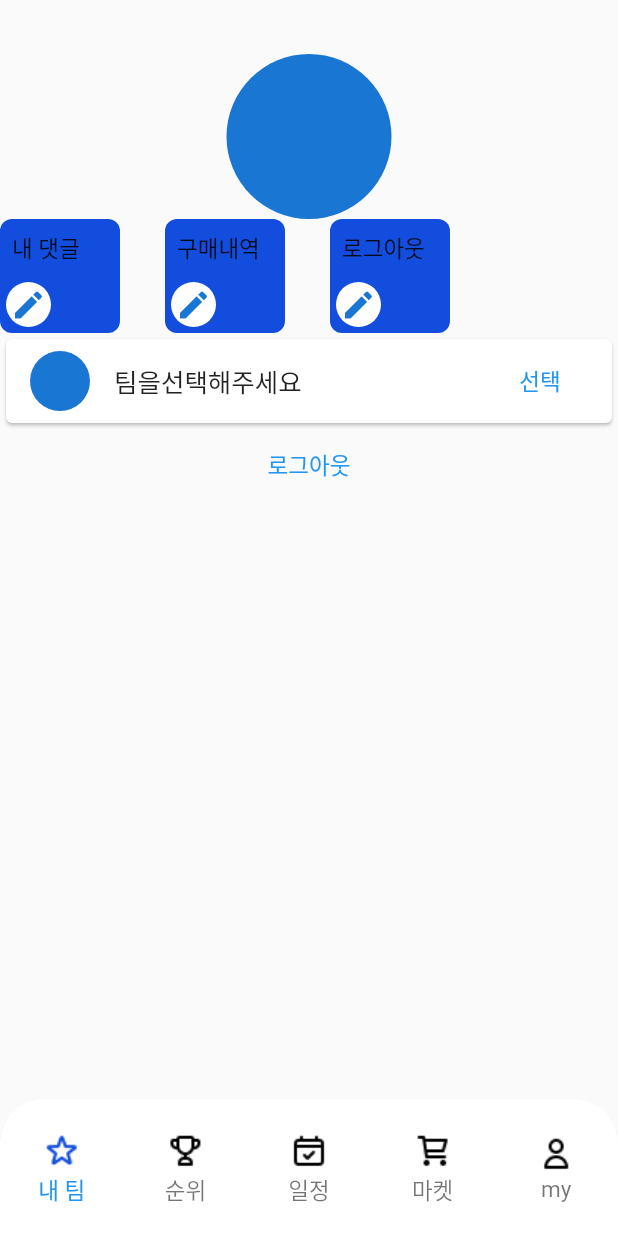
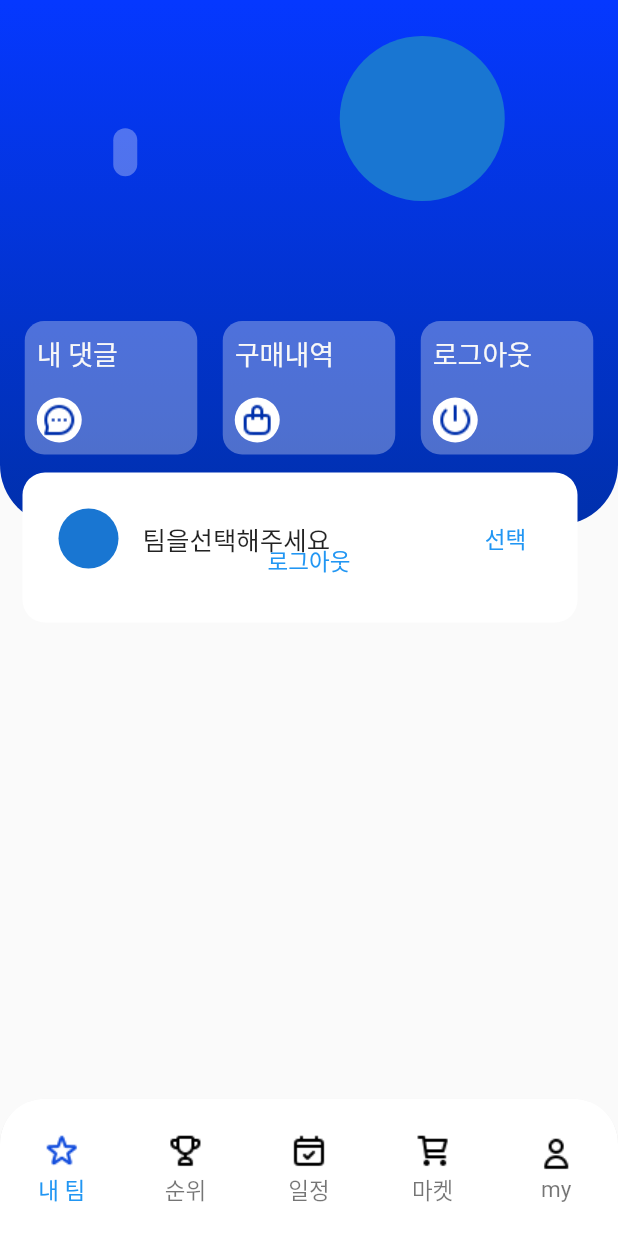
Before and after one commit to sfac-flutter-team/sfac_project, a Flutter app: the screen it shows once a user with an empty profile is signed in, swiped to page 5, on a phone screen of 412 x 824 dp. Run offline on Flutter 3.47's test engine with Material 2 defaults, Android fonts, the phone set to English and light mode, and no system bars; our stand-ins replace cloud_firestore, firebase_auth, firebase_core, firebase_storage, flutter_dotenv, get and 3 more; accounts and stored records are empty; network calls fail; Roboto replaces fonts that are missing (PretendardSemiBold); statements that could not run were skipped.

Commit message:
랭킹 스크린

```diff
--- a/lib/view/screen/my_info_screen.dart
+++ b/lib/view/screen/my_info_screen.dart
@@ -4,6 +4,7 @@ import 'package:get/get.dart';
 import 'package:sfac_project/model/myInfo.dart';
 import 'package:sfac_project/util/app_color.dart';
 import 'package:sfac_project/util/app_text_style.dart';
+import 'package:sfac_project/view/widget/app_bottom_sheets.dart';
 
 import '../../controller/my_info_controller.dart';
 
@@ -13,9 +14,45 @@ class MyInfoScreen extends GetView<MyInfoController> {
 
   @override
   Widget build(BuildContext context) {
-    return Column(crossAxisAlignment: CrossAxisAlignment.center, children: [
-      Text(controller.user.value.displayName!),
-      Text(controller.user.value.email!),
+    return SafeArea(
+      child: Column(crossAxisAlignment: CrossAxisAlignment.center, children: [
+        Stack(clipBehavior: Clip.none, children: [
+          Container(
+            decoration: const BoxDecoration(
+                gradient: AppColor.lineargradient,
+                borderRadius: BorderRadius.only(
+                    bottomLeft: Radius.circular(40),
+                    bottomRight: Radius.circular(40))),
+            height: 350,
+            child: Padding(
+              padding: const EdgeInsets.fromLTRB(8, 24, 8, 24),
+              child: Column(
+                children: [
+                  Row(
+                    mainAxisAlignment: MainAxisAlignment.spaceAround,
+                    children: [
+                      Column(
+                        crossAxisAlignment: CrossAxisAlignment.start,
+                        children: [
+                          Text(controller.user.value.displayName!,
+                              style: AppTextStyle.hKorPreSemiBold28),
+                          const SizedBox(
+                            height: 12,
+                          ),
+                          Container(
+                              decoration: BoxDecoration(
+                                  borderRadius: BorderRadius.circular(20),
+                                  color: AppColor.white.withOpacity(0.3)),
+                              child: Padding(
+                                padding: const EdgeInsets.all(8.0),
+                                child: Text(
+                                  controller.user.value.email!,
+                                  style: AppTextStyle.bKorPreRegular14(
+                                      color: AppColor.darkWhite),
+                                ),
+                              )),
+                        ],
+                      ),
                       GestureDetector(
                         onTap: controller.openBottomSheet,
                         child: Obx(
@@ -27,114 +64,151 @@ class MyInfoScreen extends GetView<MyInfoController> {
                           ),
                         ),
                       ),
+                    ],
+                  ),
+                  const SizedBox(
+                    height: 80,
+                  ),
+                  //내 댓글, 구매내역, 로그아웃
                   Row(
+                    mainAxisAlignment: MainAxisAlignment.spaceAround,
                     children: [
                       Container(
-            width: 80,
+                        width: 115,
                         decoration: BoxDecoration(
-                borderRadius: BorderRadius.circular(8),
-                color: AppColor.mainBlue),
+                            borderRadius: BorderRadius.circular(13),
+                            color: AppColor.white.withOpacity(0.3)),
                         child: Column(
                           crossAxisAlignment: CrossAxisAlignment.start,
                           children: [
                             Padding(
                               padding: const EdgeInsets.all(8.0),
-                  child: Text("내 댓글"),
+                              child: Text("내 댓글",
+                                  style: AppTextStyle.hKorPreSemiBold18(
+                                      color: AppColor.darkWhite)),
                             ),
                             Padding(
-                  padding: const EdgeInsets.all(4),
+                              padding: const EdgeInsets.fromLTRB(8, 8, 0, 8),
                               child: CircleAvatar(
                                 radius: 15,
                                 backgroundColor: Colors.white,
-                    child: Icon(Icons.edit),
+                                child: Image.asset('assets/icons/message.png',
+                                    color: AppColor.mainDarkBlue),
                               ),
                             )
                           ],
                         ),
                       ),
-          SizedBox(
-            width: 30,
-          ),
                       Container(
-            width: 80,
+                        width: 115,
                         decoration: BoxDecoration(
-                borderRadius: BorderRadius.circular(8),
-                color: AppColor.mainBlue),
+                            borderRadius: BorderRadius.circular(13),
+                            color: AppColor.white.withOpacity(0.3)),
                         child: Column(
                           crossAxisAlignment: CrossAxisAlignment.start,
                           children: [
                             Padding(
                               padding: const EdgeInsets.all(8.0),
-                  child: Text("구매내역"),
+                              child: Text("구매내역",
+                                  style: AppTextStyle.hKorPreSemiBold18(
+                                      color: AppColor.darkWhite)),
                             ),
                             Padding(
-                  padding: const EdgeInsets.all(4),
+                              padding: const EdgeInsets.fromLTRB(8, 8, 0, 8),
                               child: CircleAvatar(
                                 radius: 15,
                                 backgroundColor: Colors.white,
-                    child: Icon(Icons.edit),
+                                child: Image.asset('assets/icons/bag.png',
+                                    color: AppColor.mainDarkBlue),
                               ),
                             )
                           ],
                         ),
                       ),
-          SizedBox(
-            width: 30,
-          ),
                       Container(
-            width: 80,
+                        width: 115,
                         decoration: BoxDecoration(
-                borderRadius: BorderRadius.circular(8),
-                color: AppColor.mainBlue),
+                            borderRadius: BorderRadius.circular(13),
+                            color: AppColor.white.withOpacity(0.3)),
                         child: Column(
                           crossAxisAlignment: CrossAxisAlignment.start,
                           children: [
                             Padding(
                               padding: const EdgeInsets.all(8.0),
-                  child: Text("로그아웃"),
+                              child: Text("로그아웃",
+                                  style: AppTextStyle.hKorPreSemiBold18(
+                                      color: AppColor.darkWhite)),
                             ),
                             Padding(
-                  padding: const EdgeInsets.all(4),
+                              padding: const EdgeInsets.fromLTRB(8, 8, 0, 8),
                               child: CircleAvatar(
                                 radius: 15,
                                 backgroundColor: Colors.white,
-                    child: Icon(Icons.edit),
+                                child: Image.asset('assets/icons/logout.png',
+                                    color: AppColor.mainDarkBlue),
                               ),
                             )
                           ],
                         ),
                       ),
-          SizedBox(
-            width: 10,
+                    ],
                   ),
                 ],
               ),
-      Obx(() {
+            ),
+          ),
+          Positioned(
+            bottom: -65,
+            right: 27,
+            child: Obx(() {
               if (controller.teamInfo.value?.data().name == null) {
-          return Card(
+                return Container(
+                  height: 100,
+                  width: 370,
+                  decoration: BoxDecoration(
+                      color: AppColor.white,
+                      borderRadius: BorderRadius.circular(15)),
+                  child: Padding(
+                    padding: const EdgeInsets.fromLTRB(8,16,0,16),
                     child: ListTile(
                       leading: CircleAvatar(),
                       title: Text('팀을선택해주세요'),
                       trailing: TextButton(
                           onPressed: controller.choiceTeam, child: Text("선택")),
                     ),
+                  ),
                 );
               } else {
-          return Card(
+                return Container(
+                  height: 100,
+                  width: 370,
+                  decoration: BoxDecoration(
+                      color: AppColor.white,
+                      borderRadius: BorderRadius.circular(15)),
+                  child: Padding(
+                    padding: const EdgeInsets.fromLTRB(8,16,0,16),
                     child: ListTile(
-              leading: CircleAvatar(
-                backgroundImage:
-                    NetworkImage(controller.teamInfo.value!.data().logo),
-                backgroundColor: Colors.white,
+                      leading: ClipRRect(
+                        child: Image.network(controller.teamInfo.value!.data().logo),
                       ),
+                      // leading: CircleAvatar(
+                      //   radius: 20,
+                      //   backgroundImage:
+                      //       NetworkImage(controller.teamInfo.value!.data().logo),
+                      // ),
                       title: Text(controller.teamInfo.value!.data().name),
                       trailing: TextButton(
                           onPressed: controller.choiceTeam, child: Text("선택")),
                     ),
+                  ),
                 );
               }
             }),
+          )
+        ]),
+        //내 팀
         TextButton(onPressed: controller.logout, child: Text('로그아웃')),
-    ]);
+      ]),
+    );
   }
 }
--- a/lib/view/screen/ranking_screen.dart
+++ b/lib/view/screen/ranking_screen.dart
@@ -132,9 +132,9 @@ class RankingScreen extends GetView<RankingController> {
               ),
             ),
             //전체 순위표
-            SizedBox(
-              height: 500,
-              child: ListView.builder(
+            Expanded(
+              child: Obx(
+                () => ListView.builder(
                    padding: EdgeInsets.zero,
                     physics: ScrollPhysics(),
                     shrinkWrap: true,
@@ -211,6 +211,7 @@ class RankingScreen extends GetView<RankingController> {
                           ));
                     }),
               ),
+            ),
             //개인 순위표
           ],
         ),
@@ -255,7 +256,7 @@ class RankingScreen extends GetView<RankingController> {
               ),
             ),
             Obx(() {
-              return SizedBox(height: 500,
+              return Expanded(
                 child: ListView.builder(
                   padding: EdgeInsets.zero,
                     physics: const ScrollPhysics(),
--- a/lib/view/widget/app_bottom_sheets.dart
+++ b/lib/view/widget/app_bottom_sheets.dart
@@ -10,8 +10,7 @@ class AppBottomSheet extends StatelessWidget {
 
   @override
   Widget build(BuildContext context) {
-    return Scaffold(
-      body: ListView(
+    return ListView(
         children: [
           Padding(
             padding: const EdgeInsets.all(8.0),
@@ -20,8 +19,8 @@ class AppBottomSheet extends StatelessWidget {
             ),
           ),
         ],
-      )
+      );
 
-    );
+
   }
 }
```
Also changed, not shown: assets/icons/bag.png (added), assets/icons/logout.png (added), assets/icons/message.png (added). Lines whose indentation alone changed are shown as unchanged.
